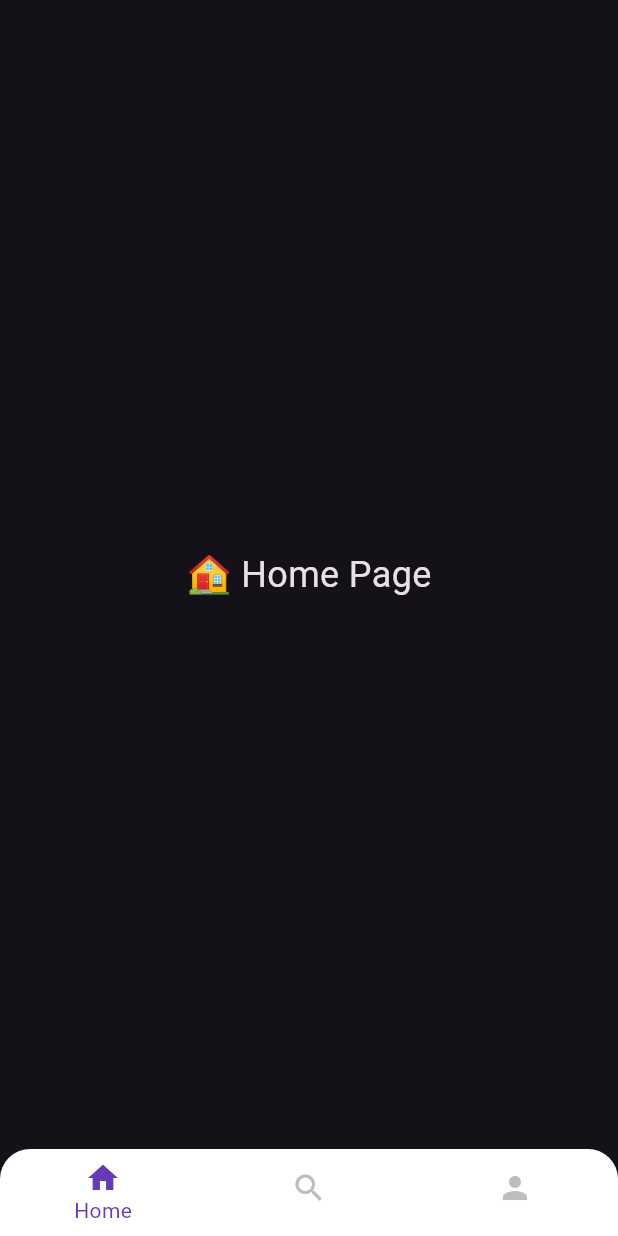
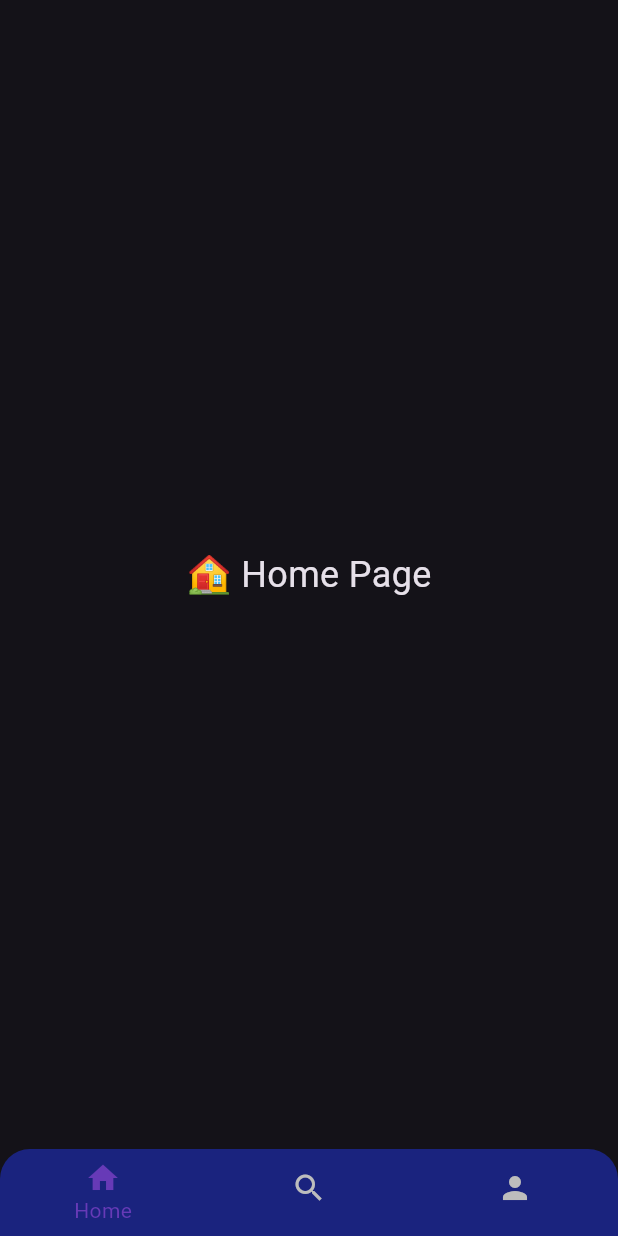
Before and after one commit to Shehryar-dev/riverpod_example, a Flutter app: the BottomNavScreen screen opened directly, on a phone screen of 412 x 824 dp. Run offline on Flutter 3.47's test engine with Material 3 defaults, Android fonts, the phone set to English and light mode, and no system bars; our stand-ins replace device_preview, flutter_riverpod, riverpod.

Commit message:
Code Updated!

```diff
--- a/lib/examples/bottom_nav/screen/bottom_nav_screen.dart
+++ b/lib/examples/bottom_nav/screen/bottom_nav_screen.dart
@@ -20,7 +20,7 @@ class BottomNavScreen extends ConsumerWidget {
           onTap: (index) => ref.read(bottomNavProvider.notifier).state = index,
           selectedItemColor: Colors.deepPurple,
           unselectedItemColor: Colors.grey.shade400,
-          backgroundColor: Colors.white,
+          backgroundColor: Colors.indigo.shade900,
           showUnselectedLabels: false,
           items: const [
             BottomNavigationBarItem(icon: Icon(Icons.home), label: 'Home'),
--- a/lib/home/home_screen.dart
+++ b/lib/home/home_screen.dart
@@ -9,7 +9,6 @@ import 'package:riverpod_example/examples/text_field_example/text_field.dart';
 import 'package:riverpod_example/examples/time_app/screen/time_app_screen.dart';
 import 'package:riverpod_example/examples/todo_app/screen/todo_screen.dart';
 import 'package:riverpod_example/examples/user_list_app/screen/user_screen.dart';
-
 import '../examples/multiple_states/multi_states_screen.dart';
 import '../examples/user_detail_app/screen/user_detail_list_screen.dart';
 
```
